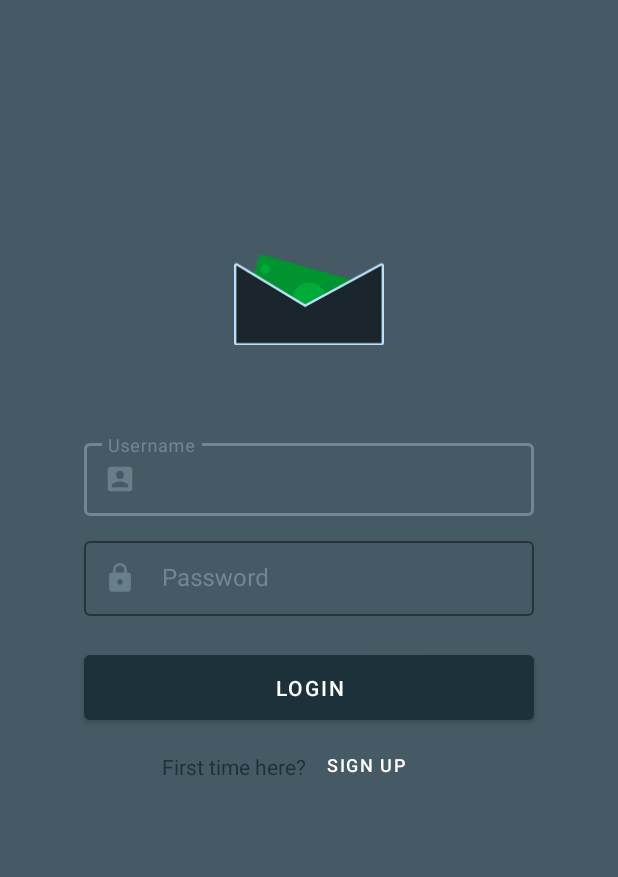
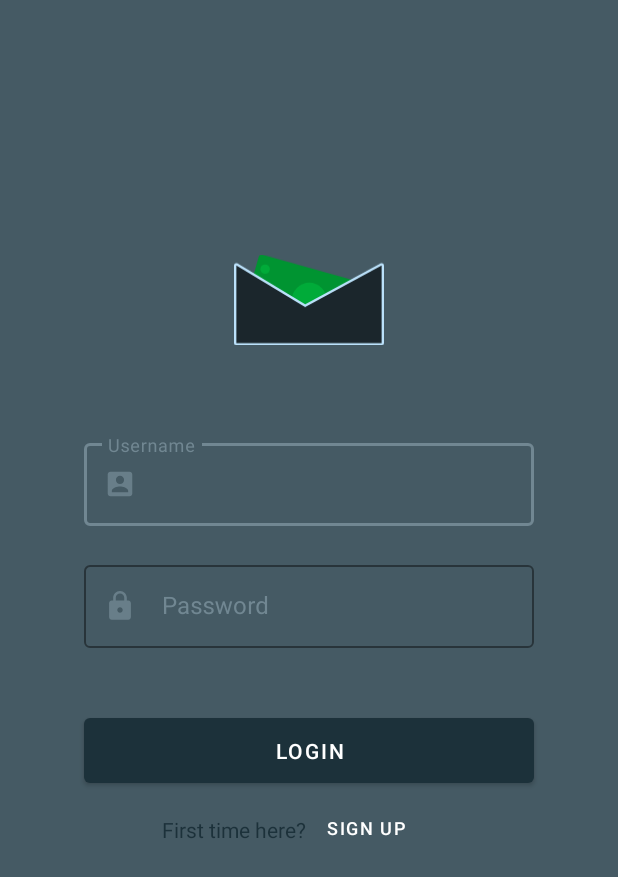
Before and after one commit to Envelope-Capstone/envelope-mobile, an Android app: the screen it shows after launch (MainActivity), on a phone screen of 412 x 824 dp. Shown: the top 877 px of the screen. Run offline under Robolectric (Android 15) with nearby library versions, the phone set to English and light mode, and no system bars; our stand-ins replace Dagger/Hilt's generated code, data binding, navigation-ui.

Commit message:
Added error handling and UI validation to login page UI.

```diff
--- a/app/src/main/java/com/joesamyn/envelope/ui/viewmodels/LoginViewModel.kt
+++ b/app/src/main/java/com/joesamyn/envelope/ui/viewmodels/LoginViewModel.kt
@@ -1,6 +1,7 @@
 package com.joesamyn.envelope.ui.viewmodels
 
 import android.util.Log
+import androidx.databinding.BaseObservable
 import androidx.lifecycle.LiveData
 import androidx.lifecycle.MutableLiveData
 import androidx.lifecycle.ViewModel
@@ -8,7 +9,6 @@ import androidx.lifecycle.viewModelScope
 import com.joesamyn.envelope.models.AuthResp
 import com.joesamyn.envelope.models.UserLogin
 import com.joesamyn.envelope.repositories.interfaces.AuthenticationRepository
-import com.joesamyn.envelope.ui.fragment.Home
 import com.joesamyn.envelope.util.DataState
 import dagger.hilt.android.lifecycle.HiltViewModel
 import kotlinx.coroutines.flow.launchIn
@@ -21,12 +21,12 @@ class LoginViewModel @Inject constructor(private val authRepository: Authenticat
 
     private val LOG = LoginViewModel::class.java.simpleName
 
-    var username: String = ""
-    var password: String = ""
-
     private var _dataState: MutableLiveData<DataState<AuthResp>> = MutableLiveData()
     val dataState: LiveData<DataState<AuthResp>>
         get() = _dataState
+
+    var username: MutableLiveData<String> = MutableLiveData()
+    var password: MutableLiveData<String> = MutableLiveData()
 
     fun setStateEvent(stateEvent: LoginStateEvent){
         viewModelScope.launch {
@@ -44,7 +44,7 @@ class LoginViewModel @Inject constructor(private val authRepository: Authenticat
      */
     fun login() {
         viewModelScope.launch {
-            val user = UserLogin(username, password)
+            val user = UserLogin(username.value!!, password.value!!)
             authRepository.authenticate(user)
                 .onEach { dataState ->
                     _dataState.value = dataState
@@ -52,6 +52,8 @@ class LoginViewModel @Inject constructor(private val authRepository: Authenticat
                 }.launchIn(viewModelScope)
         }
     }
+
+
 }
 
 sealed class LoginStateEvent {
--- a/app/src/main/java/com/joesamyn/envelope/util/DataState.kt
+++ b/app/src/main/java/com/joesamyn/envelope/util/DataState.kt
@@ -25,4 +25,9 @@ sealed class DataState<out R> {
      * Failed state indicates a failed network request (not 200 ok)
      */
     object Failed: DataState<Nothing>()
+
+    /**
+     * User input is invalid
+     */
+    data class Invalid<out String>(val message: String): DataState<String>()
 }
--- a/app/src/main/res/layout/fragment_login.xml
+++ b/app/src/main/res/layout/fragment_login.xml
@@ -43,12 +43,14 @@
         <com.google.android.material.textfield.TextInputLayout
             android:id="@+id/username"
             android:layout_width="300dp"
-            android:layout_height="55dp"
+            android:layout_height="wrap_content"
             android:layout_marginTop="40dp"
             android:hint="@string/username_hint"
             android:textColorHint="@color/light_grey"
             style="@style/Widget.MaterialComponents.TextInputLayout.OutlinedBox.Dense"
             app:boxStrokeColor="@color/light_grey"
+            app:errorEnabled="true"
+            app:errorTextColor="@color/design_default_color_error"
             app:helperTextTextAppearance="@color/light_grey"
             app:hintTextColor="@color/light_grey"
             app:startIconTint="@color/light_grey"
@@ -61,20 +63,21 @@
                 android:textColor="@color/white"
                 android:text="@={viewModel.username}"
                 android:layout_width="match_parent"
-                android:layout_height="wrap_content"/>
+                android:layout_height="55dp"/>
         </com.google.android.material.textfield.TextInputLayout>
 
         <com.google.android.material.textfield.TextInputLayout
             android:id="@+id/password"
             android:layout_width="300dp"
-            android:layout_height="55dp"
-            android:layout_marginTop="10dp"
+            android:layout_height="wrap_content"
             android:hint="@string/password_hint"
             android:textColorHint="@color/light_grey"
             style="@style/Widget.MaterialComponents.TextInputLayout.OutlinedBox"
             app:boxStrokeColor="@color/light_grey"
             app:helperTextTextAppearance="@color/light_grey"
             app:hintTextColor="@color/light_grey"
+            app:errorEnabled="true"
+            app:errorTextColor="@color/design_default_color_error"
             app:startIconTint="@color/light_grey"
             app:startIconDrawable="@drawable/ic_password"
             app:layout_constraintTop_toBottomOf="@id/username"
@@ -86,8 +89,21 @@
                 android:text="@={viewModel.password}"
                 android:inputType="textPassword"
                 android:layout_width="match_parent"
-                android:layout_height="wrap_content"/>
+                android:layout_height="55dp"/>
         </com.google.android.material.textfield.TextInputLayout>
+
+        <TextView
+            android:id="@+id/invalidLoginText"
+            android:layout_width="wrap_content"
+            android:layout_height="wrap_content"
+            android:layout_marginBottom="5dp"
+            android:text="@string/invalid_username_or_password"
+            android:textColor="@color/design_default_color_error"
+            android:visibility="gone"
+            app:layout_constraintTop_toBottomOf="@id/password"
+            app:layout_constraintBottom_toTopOf="@id/loginButton"
+            app:layout_constraintStart_toStartOf="parent"
+            app:layout_constraintEnd_toEndOf="parent"/>
 
         <com.google.android.material.button.MaterialButton
             android:id="@+id/loginButton"
--- a/app/src/main/res/values/strings.xml
+++ b/app/src/main/res/values/strings.xml
@@ -27,4 +27,8 @@
     <string name="first_time_here">First time here?</string>
     <string name="sign_up">Sign Up</string>
     <string name="envelope_icon">envelope icon</string>
+    <string name="usernameNullError">Username cannot be empty.</string>
+    <string name="passwordNullError">Password cannot be empty.</string>
+    <string name="passwordLengthError">Password must be at least 8 characters.</string>
+    <string name="invalid_username_or_password">Invalid username or password</string>
 </resources>
```
Also changed, not shown: app/src/main/java/com/joesamyn/envelope/repositories/AuthenticationRepositoryImpl.kt (+5 -2 lines), app/src/main/java/com/joesamyn/envelope/ui/fragment/LoginFragment.kt (+34 -6 lines).
